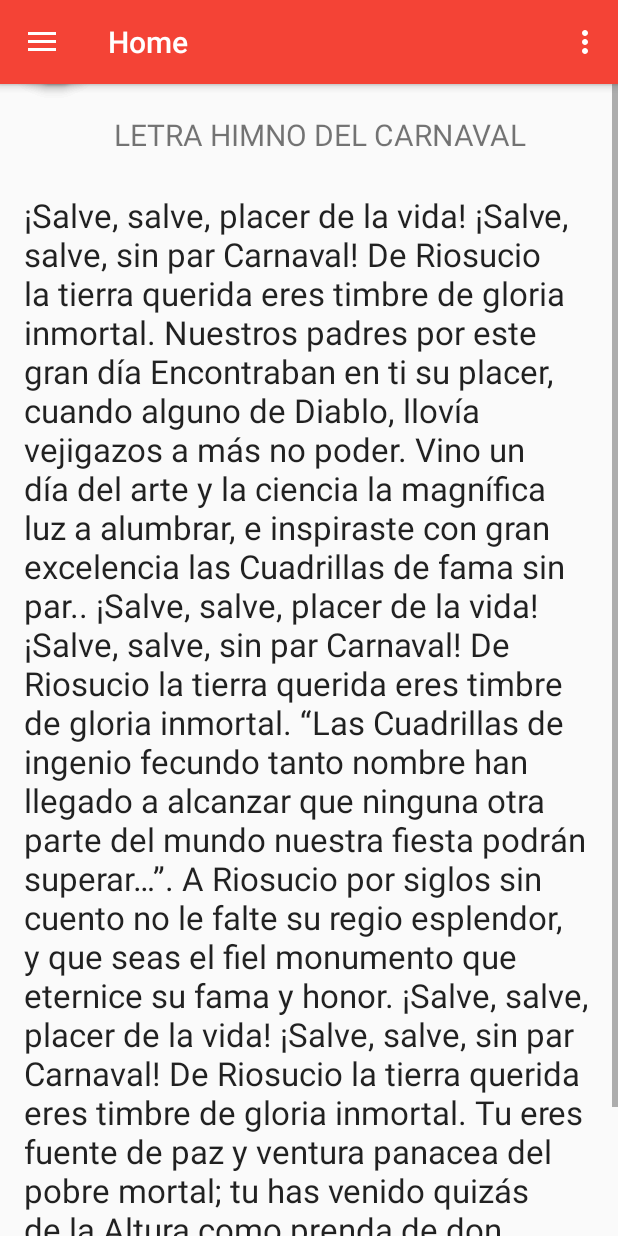
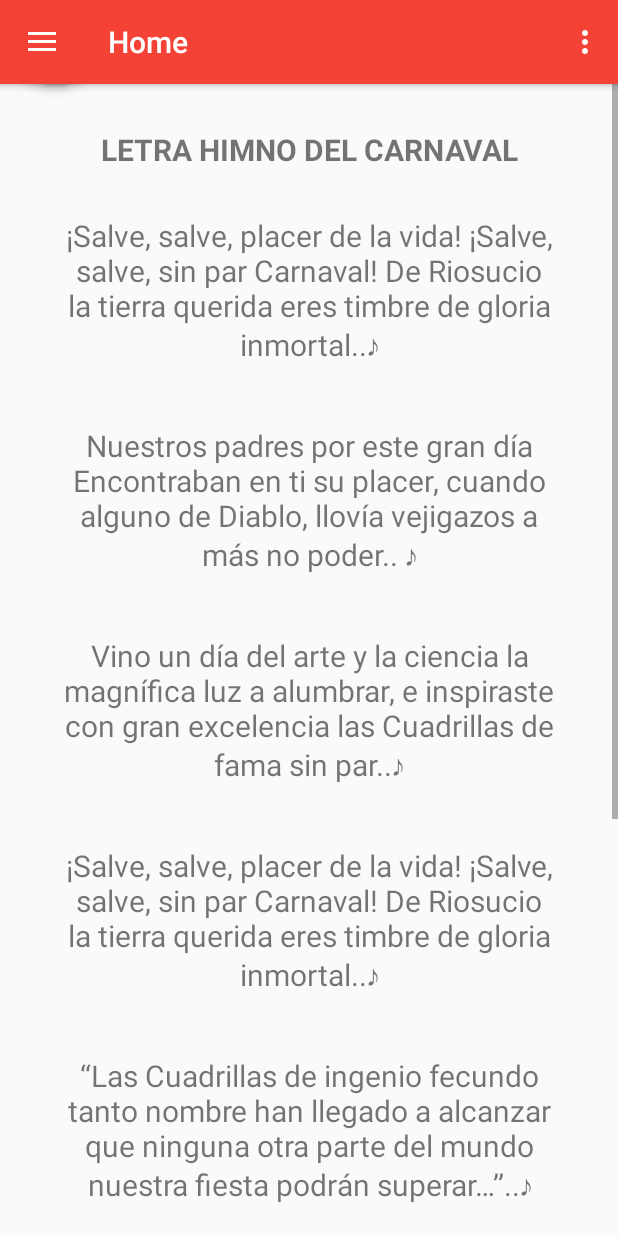
Before and after one commit to caamartinezbu/Carnavalapp, an Android app: the screen it shows after launch (NavigationDrawer_Home), after a tap on "Himno", on a phone screen of 412 x 824 dp. Run offline under Robolectric (Android 15) with nearby library versions, the phone set to English and light mode, and no system bars; plain views replace FloatingActionButton, FloatingActionMenu; 1 other tap on this screen came first.

Commit message:
Arreglado el texto del himno en fragment_himno

```diff
--- a/app/src/main/res/layout/himno_fragment.xml
+++ b/app/src/main/res/layout/himno_fragment.xml
@@ -28,25 +28,86 @@
     android:layout_width="match_parent"
     android:layout_height="match_parent"
     android:orientation="vertical"
-    android:layout_margin="@dimen/activity_vertical_margin">
+    android:layout_margin="@dimen/activity_vertical_margin"
+    android:textAlignment="center">
 
     <TextView
         android:layout_width="match_parent"
         android:layout_height="match_parent"
         android:text="@string/titilo_himno"
         android:layout_marginTop="@dimen/margin_top_scrollWview"
-        android:paddingLeft="60dp"
         android:textSize="20dp"
-        />
+        android:textAlignment="center"
+        android:padding="10dp"
+        android:textStyle="bold" />
 
+    <TextView
+        android:layout_width="wrap_content"
+        android:layout_height="wrap_content"
+
+        android:text="@string/Primera_estrofa"
+        android:id="@+id/textView2"
+        android:textAlignment="center"
+        android:padding="20dp"
+        android:textSize="20dp"
+        android:textIsSelectable="false" />
+    <TextView
+        android:layout_width="wrap_content"
+        android:layout_height="wrap_content"
+        android:text="@string/Segunda_estrofa"
+        android:textAlignment="center"
+        android:padding="20dp"
+        android:textSize="20dp"
+        android:textIsSelectable="false" />
+    <TextView
+        android:layout_width="wrap_content"
+        android:layout_height="wrap_content"
+        android:text="@string/Tercera_estrofa"
+        android:textAlignment="center"
+        android:padding="20dp"
+        android:textSize="20dp"
+        android:textIsSelectable="false" />
+    <TextView
+        android:layout_width="wrap_content"
+        android:layout_height="wrap_content"
+        android:text="@string/Cuarta_estrofa"
+        android:textAlignment="center"
+        android:padding="20dp"
+        android:textSize="20dp"
+        android:textIsSelectable="false" />
+    <TextView
+        android:layout_width="wrap_content"
+        android:layout_height="wrap_content"
+        android:text="@string/Quinta_estrofa"
+        android:textAlignment="center"
+        android:padding="20dp"
+        android:textSize="20dp"
+        android:textIsSelectable="false" />
+    <TextView
+        android:layout_width="wrap_content"
+        android:layout_height="wrap_content"
+        android:text="@string/Sexta_estrofa"
+        android:textAlignment="center"
+        android:padding="20dp"
+        android:textSize="20dp"
+        android:textIsSelectable="false" />
+    <TextView
+        android:layout_width="wrap_content"
+        android:layout_height="wrap_content"
+        android:text="@string/Septima_estrofa"
+        android:textAlignment="center"
+        android:padding="20dp"
+        android:textSize="20dp"
+        android:textIsSelectable="false" />
     <TextView
         android:layout_width="match_parent"
         android:layout_height="match_parent"
-        android:textAppearance="?android:attr/textAppearanceLarge"
-        android:text="@string/letra_Himno"
-        android:id="@+id/textView2"
-        android:paddingTop="25dp"
-        android:paddingBottom="@dimen/margin_top_scrollWview"
+        android:text="@string/Octava_estrofa"
+        android:textAlignment="center"
+        android:padding="20dp"
+        android:paddingBottom="30dp"
+        android:textSize="20dp"
+        android:textIsSelectable="false"
         />
 
 </LinearLayout>
--- a/app/src/main/res/values/strings.xml
+++ b/app/src/main/res/values/strings.xml
@@ -16,46 +16,66 @@
     <string name="action_settings">Settings</string>
 
 
+
     <!-- String del Himno del carnaval-->
     <string name="titilo_himno">LETRA HIMNO DEL CARNAVAL</string>
-    <string name="letra_Himno">
+    <string name="Primera_estrofa" >
         ¡Salve, salve, placer de la vida!
         ¡Salve, salve, sin par Carnaval!
         De Riosucio la tierra querida
-eres timbre de gloria inmortal.
-
+        eres timbre de gloria inmortal..\u266A
+    </string>
+    <string name="Segunda_estrofa">
         Nuestros padres por este gran día
         Encontraban en ti su placer,
         cuando alguno de Diablo, llovía
-vejigazos a más no poder.
-
+        vejigazos a más no poder.. \u266A
+    </string>
+    <string name="Tercera_estrofa">
         Vino un día del arte y la ciencia
         la magnífica luz a alumbrar,
         e inspiraste con gran excelencia
-las Cuadrillas de fama sin par..
+        las Cuadrillas de fama sin par..\u266A
+    </string>
+
+    <string name="Cuarta_estrofa">
 
         ¡Salve, salve, placer de la vida!
         ¡Salve, salve, sin par Carnaval!
         De Riosucio la tierra querida
-eres timbre de gloria inmortal.
+        eres timbre de gloria inmortal..\u266A
 
+    </string>
+
+    <string name="Quinta_estrofa">
         “Las Cuadrillas de ingenio fecundo
         tanto nombre han llegado a alcanzar
         que ninguna otra parte del mundo
-nuestra fiesta podrán superar…”.
+        nuestra fiesta podrán superar…”..\u266A
+
+    </string>
+
+    <string name="Sexta_estrofa">
 
     A Riosucio por siglos sin cuento
     no le falte su regio esplendor,
     y que seas el fiel monumento
-que eternice su fama y honor.
+    que eternice su fama y honor..\u266A
+    </string>
 
+    <string name="Septima_estrofa">
        ¡Salve, salve, placer de la vida!
 ¡Salve, salve, sin par Carnaval!
 De Riosucio la tierra querida
-eres timbre de gloria inmortal.
+eres timbre de gloria inmortal..\u266A
+    </string>
 
+<string name="Octava_estrofa">
     Tu eres fuente de paz y ventura
     panacea del pobre mortal;
     tu has venido quizás de la Altura
-como prenda de don Celestial.</string>
+    como prenda de don Celestial..\u266A
+</string>
+
+
 </resources>
```
Lines whose indentation alone changed are shown as unchanged.
